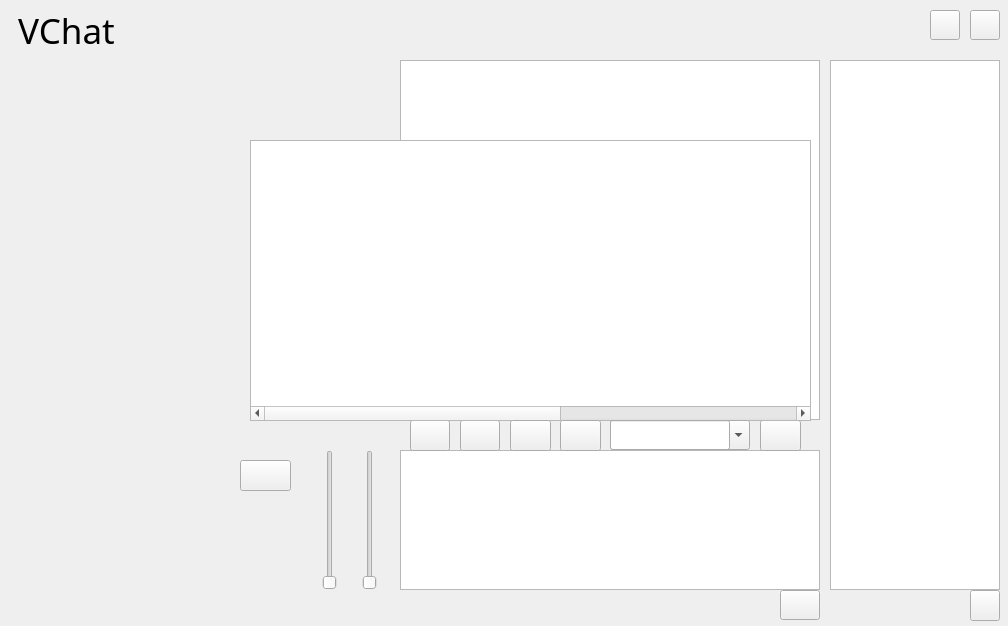
Above: mainwindow.ui from jammgit/Chat before the change. Below: the same form after it.
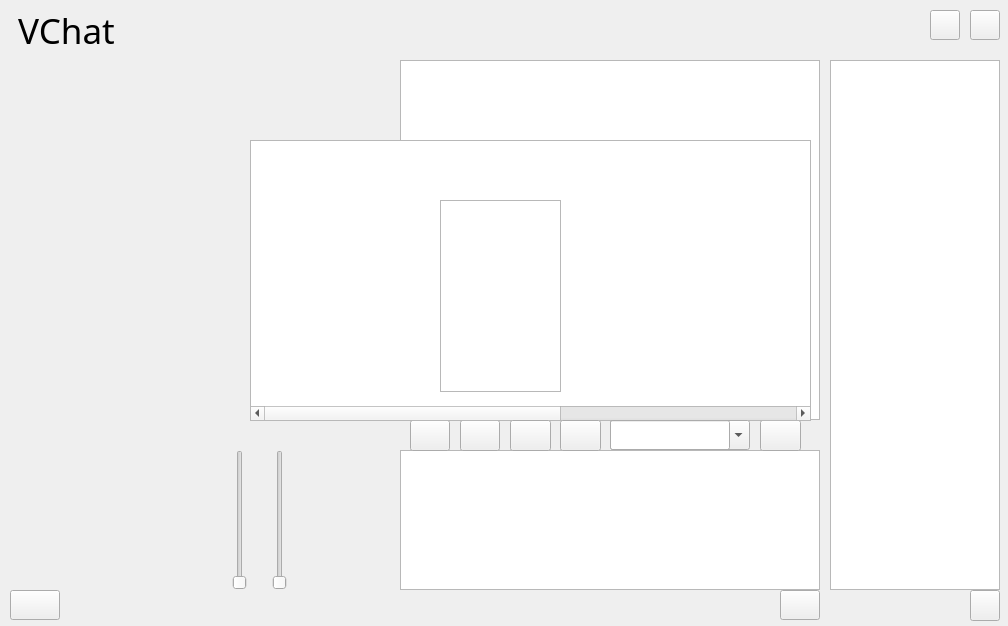
That is the form after the change. Icons and pictures are not drawn. Custom widgets are drawn as their Qt base class.

The edit to the form file:
```diff
--- a/mainwindow.ui
+++ b/mainwindow.ui
@@ -308,22 +308,22 @@
    <widget class="QPushButton" name="BTN_VIDEO">
     <property name="geometry">
      <rect>
-      <x>240</x>
-      <y>460</y>
-      <width>51</width>
-      <height>31</height>
-     </rect>
-    </property>
-    <property name="text">
-     <string/>
-    </property>
-    <property name="icon">
-     <iconset resource="picture.qrc">
-      <normaloff>:/src/closevideo.png</normaloff>:/src/closevideo.png</iconset>
-    </property>
-    <property name="iconSize">
-     <size>
+      <x>10</x>
+      <y>590</y>
       <width>50</width>
+      <height>30</height>
+     </rect>
+    </property>
+    <property name="text">
+     <string/>
+    </property>
+    <property name="icon">
+     <iconset resource="picture.qrc">
+      <normaloff>:/src/closevideo.png</normaloff>:/src/closevideo.png</iconset>
+    </property>
+    <property name="iconSize">
+     <size>
+      <width>48</width>
       <height>48</height>
      </size>
     </property>
@@ -331,7 +331,7 @@
    <widget class="QSlider" name="SLIDER_VOICE">
     <property name="geometry">
      <rect>
-      <x>360</x>
+      <x>270</x>
       <y>450</y>
       <width>19</width>
       <height>140</height>
@@ -523,7 +523,7 @@
    <widget class="QSlider" name="SLIDER_VOICE_2">
     <property name="geometry">
      <rect>
-      <x>320</x>
+      <x>230</x>
       <y>450</y>
       <width>19</width>
       <height>140</height>
@@ -568,6 +568,16 @@
      <bool>true</bool>
     </property>
    </widget>
+   <widget class="QListView" name="LIST_COMBO">
+    <property name="geometry">
+     <rect>
+      <x>440</x>
+      <y>200</y>
+      <width>121</width>
+      <height>192</height>
+     </rect>
+    </property>
+   </widget>
   </widget>
  </widget>
  <layoutdefault spacing="6" margin="11"/>
```
Left out of the diff: 2 changed lines with no effect on the pictures.
